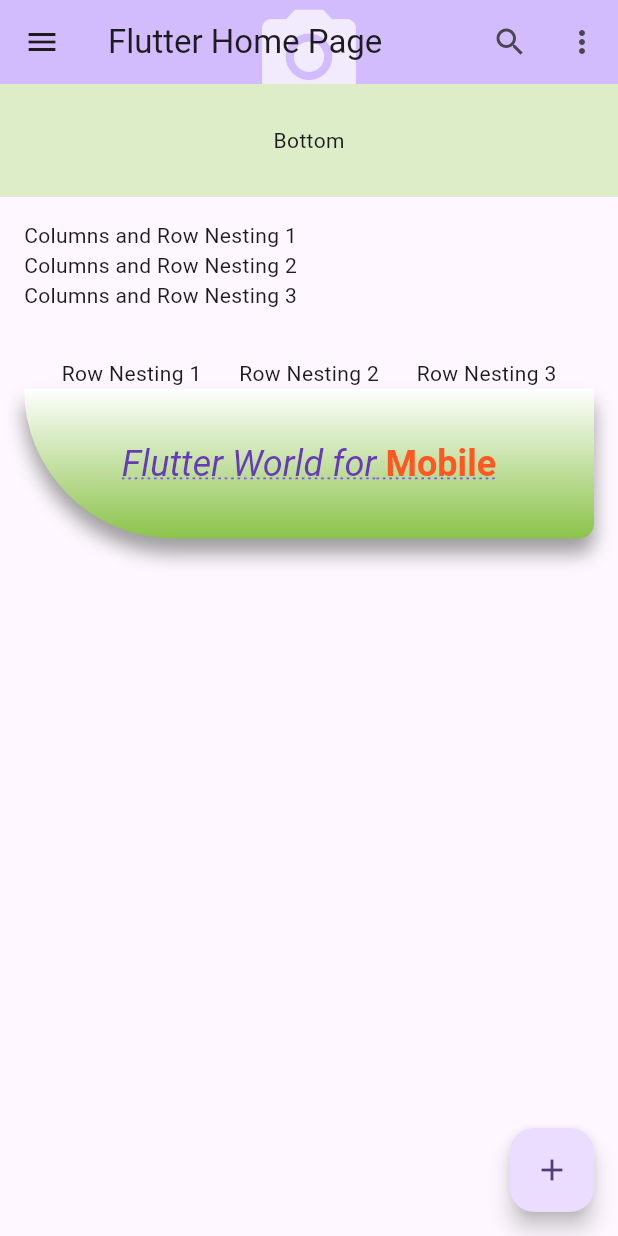
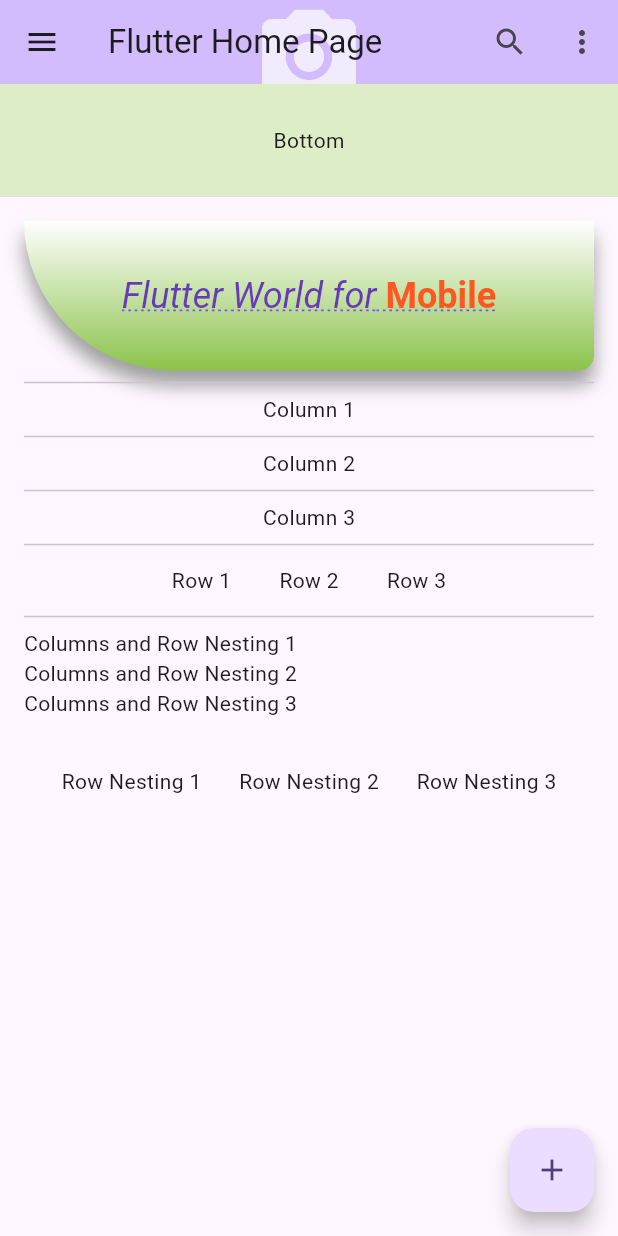
Before and after one commit to Abdu11ahUbaid/flutterappliction-2021cs191-, a Flutter app: the screen it shows after launch, on a phone screen of 412 x 824 dp. Run offline on Flutter 3.47's test engine with Material 2 defaults, Android fonts, the phone set to English and light mode, and no system bars.

Commit message:
Adding Column, Row, and Nesting the Row and Column together as Widget Classes

```diff
--- a/lib/main.dart
+++ b/lib/main.dart
@@ -89,23 +89,14 @@
         child: SafeArea(
           child: SingleChildScrollView(
             child: Column(
-              crossAxisAlignment: CrossAxisAlignment.start,
-              mainAxisAlignment: MainAxisAlignment.spaceEvenly,
-              mainAxisSize: MainAxisSize.max,
               children: <Widget>[
-                Text('Columns and Row Nesting 1'),
-                Text('Columns and Row Nesting 2'),
-                Text('Columns and Row Nesting 3'),
-                Padding(padding: EdgeInsets.all(16.0)),
-                Row(
-                  mainAxisAlignment: MainAxisAlignment.spaceEvenly,
-                  children: <Widget>[
-                    Text('Row Nesting 1'),
-                    Text('Row Nesting 2'),
-                    Text('Row Nesting 3'),
-                  ],
-                ),
                 const ContainerWithBoxDecorationWidget(),
+                Divider(),
+                const ColumnWidget(),
+                Divider(),
+                const RowWidget(),
+                Divider(),
+                const ColumnAndRowNestingWidget(),
               ],
             ),
           ),
@@ -186,3 +177,80 @@
     );
   }
 }
+
+class ColumnWidget extends StatelessWidget {
+  const ColumnWidget({
+    Key? key,
+  }) : super(key: key);
+
+  @override
+  Widget build(BuildContext context) {
+    return Column(
+      crossAxisAlignment: CrossAxisAlignment.center,
+      mainAxisAlignment: MainAxisAlignment.spaceEvenly,
+      mainAxisSize: MainAxisSize.max,
+      children: <Widget>[
+        Text('Column 1'),
+        Divider(),
+        Text('Column 2'),
+        Divider(),
+        Text('Column 3'),
+      ],
+    );
+  }
+}
+
+class RowWidget extends StatelessWidget {
+  const RowWidget({
+    Key? key,
+  }) : super(key: key);
+
+  @override
+  Widget build(BuildContext context) {
+    return Row(
+      crossAxisAlignment: CrossAxisAlignment.start,
+      mainAxisAlignment: MainAxisAlignment.spaceEvenly,
+      mainAxisSize: MainAxisSize.max,
+      children: <Widget>[
+        Row(
+          children: <Widget>[
+            Text('Row 1'),
+            Padding(padding: EdgeInsets.all(16.0)),
+            Text('Row 2'),
+            Padding(padding: EdgeInsets.all(16.0)),
+            Text('Row 3'),
+          ],
+        ),
+      ],
+    );
+  }
+}
+
+class ColumnAndRowNestingWidget extends StatelessWidget {
+  const ColumnAndRowNestingWidget({
+    Key? key,
+  }) : super(key: key);
+
+  @override
+  Widget build(BuildContext context) {
+    return Column(
+      crossAxisAlignment: CrossAxisAlignment.start,
+      mainAxisAlignment: MainAxisAlignment.spaceEvenly,
+      mainAxisSize: MainAxisSize.max,
+      children: <Widget>[
+        Text('Columns and Row Nesting 1'),
+        Text('Columns and Row Nesting 2'),
+        Text('Columns and Row Nesting 3'),
+        Padding(padding: EdgeInsets.all(16.0)),
+        Row(
+          mainAxisAlignment: MainAxisAlignment.spaceEvenly,
+          children: <Widget>[
+            Text('Row Nesting 1'),
+            Text('Row Nesting 2'),
+            Text('Row Nesting 3'),
+          ],
+        ),
+      ],
+    );
+  }
+}
```
